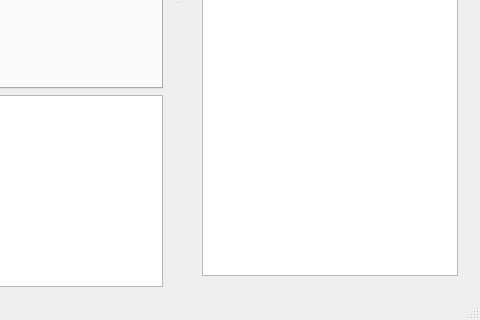
Above: ui/UIMain.ui from c0deforfun/LLL before the change; both pictures show x 725 to 1205 and y 359 to 679 of the 1205 by 679 pixel window. Below: the same form after it.
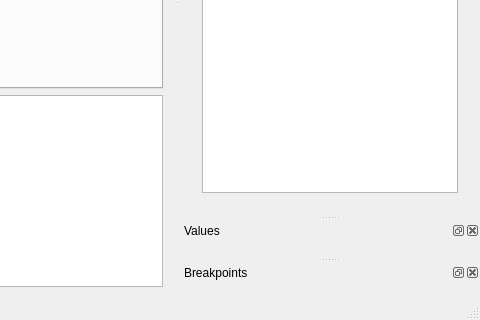
That is the form after the change. Icons and pictures are not drawn. Custom widgets are drawn as their Qt base class.

Commit message: save/restore window state

The edit to the form file:
```diff
--- a/ui/UIMain.ui
+++ b/ui/UIMain.ui
@@ -252,6 +252,38 @@
     </layout>
    </widget>
   </widget>
+  <widget class="QDockWidget" name="value_dock">
+   <property name="windowTitle">
+    <string>Values</string>
+   </property>
+   <attribute name="dockWidgetArea">
+    <number>2</number>
+   </attribute>
+   <widget class="QWidget" name="dockWidgetContents_3"/>
+  </widget>
+  <widget class="QDockWidget" name="bp_dock">
+   <property name="windowTitle">
+    <string>Breakpoints</string>
+   </property>
+   <attribute name="dockWidgetArea">
+    <number>2</number>
+   </attribute>
+   <widget class="QWidget" name="dockWidgetContents_5">
+    <widget class="QLabel" name="label">
+     <property name="geometry">
+      <rect>
+       <x>100</x>
+       <y>70</y>
+       <width>221</width>
+       <height>21</height>
+      </rect>
+     </property>
+     <property name="text">
+      <string>Under Construction</string>
+     </property>
+    </widget>
+   </widget>
+  </widget>
   <action name="action_Open">
    <property name="icon">
     <iconset>
```
The commit also changes 2 other files.
